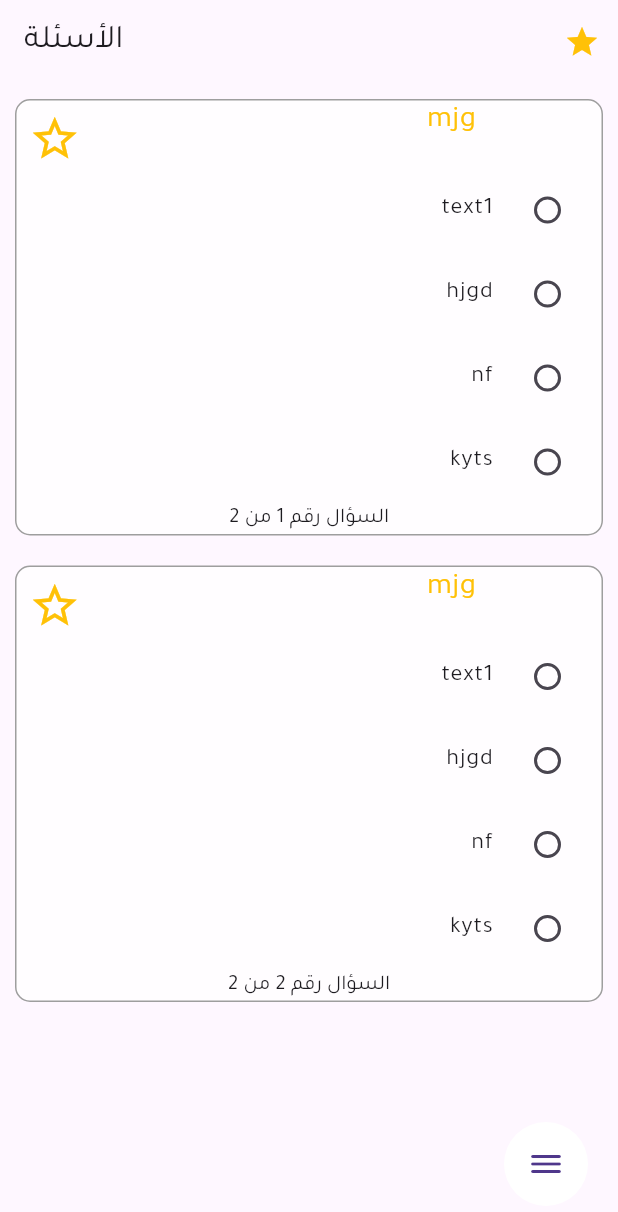
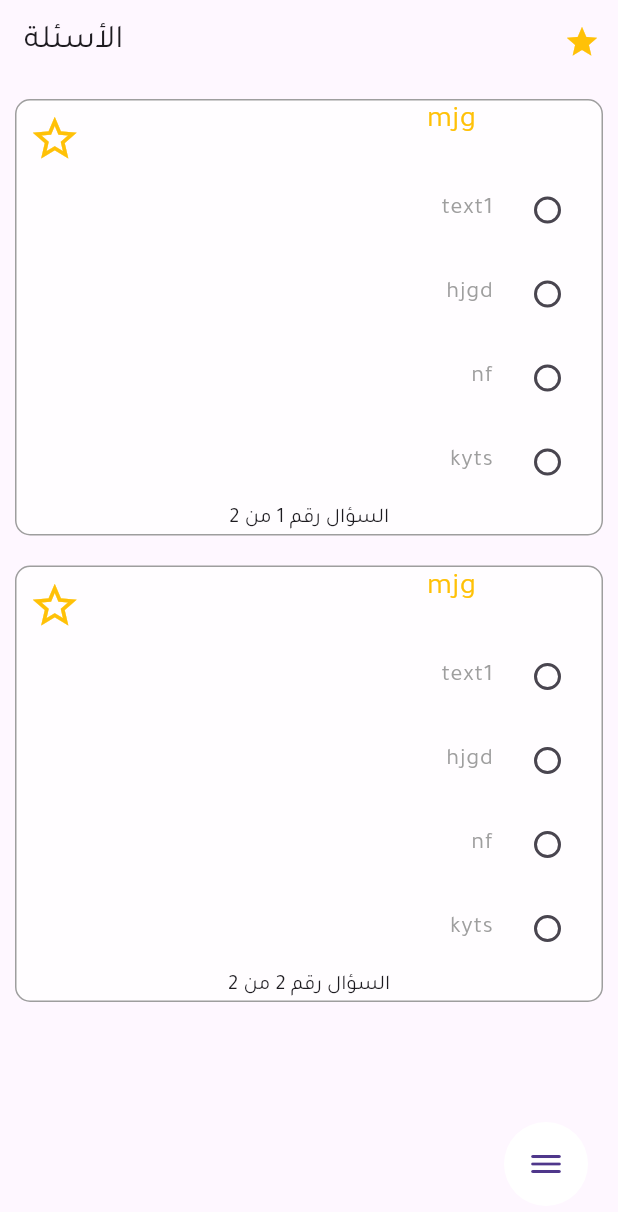
Before and after one commit to LinaHamdoun/un, a Flutter app: the screen it shows after launch, on a phone screen of 412 x 824 dp. Shown: the top 1212 px of the screen. Run offline on Flutter 3.47's test engine with Material 3 defaults, Android fonts, the phone set to English and light mode, and no system bars; drawn by our look-alikes of reactive_forms; our stand-ins replace flutter_screenutil, flutter_svg, font_awesome_flutter; missing offline and left inert: mobile_scanner.

Commit message:
commit change file

```diff
--- a/lib/Component/list_question_com.dart
+++ b/lib/Component/list_question_com.dart
@@ -4,13 +4,13 @@
 import 'package:untitled/Component/star.dart';
 import 'package:untitled/models/question_model.dart';
 
-List <String> answerUser = [
 
+
+List <QuestionModel> listQuestion = [
+  QuestionModel(txt1: 'text1', txt2: 'hjgd', txt3: 'nf', txt4: 'kyts', questionTxt: 'mjg', correctAnswer: 'kyts',
+      labelQuestion: 'question'),
+  QuestionModel(txt1: 'text1', txt2: 'hjgd', txt3: 'nf', txt4: 'kyts', questionTxt: 'mjg', correctAnswer: 'hjgd',
+      labelQuestion: 'questio'),
 ];
 
-List <QuestionModel> listQuestion = [
-  QuestionModel(txt1: 'text1', txt2: 'hjgd', txt3: 'nf', txt4: 'kyts', questionTxt: 'mjg', answerTxt: 'text1',
-      labelQuestion: 'question'),
-  QuestionModel(txt1: 'text1', txt2: 'hjgd', txt3: 'nf', txt4: 'kyts', questionTxt: 'mjg', answerTxt: 'text1',
-      labelQuestion: 'question'),
-];
+List<AnswerQuestion> listAnswerUser = [];
--- a/lib/Component/reactive_radio.dart
+++ b/lib/Component/reactive_radio.dart
@@ -1,3 +1,5 @@
+import 'dart:core';
+
 import 'package:flutter/material.dart';
 import 'package:reactive_forms/reactive_forms.dart';
 
@@ -6,8 +8,13 @@ import 'list_question_com.dart';
 
 class RadioFormExample extends StatefulWidget {
   final QuestionModel questionModel;
+  final bool showCorrectAnswers;
 
-  const RadioFormExample({super.key, required this.questionModel});
+  const RadioFormExample({
+    super.key,
+    required this.questionModel,
+    this.showCorrectAnswers = false,
+  });
 
   @override
   State<RadioFormExample> createState() => _RadioFormExampleState();
@@ -22,6 +29,15 @@ class _RadioFormExampleState extends State<RadioFormExample> {
     super.initState();
     form = buildForm();
 
+    if (widget.showCorrectAnswers) {
+      Future.delayed(Duration.zero, () {
+        form.control(widget.questionModel.labelQuestion).value =
+            widget.questionModel.correctAnswer;
+      });
+    }
+
+
+
     form.control(widget.questionModel.labelQuestion).valueChanges.listen((
       value,
     ) {
@@ -29,11 +45,14 @@ class _RadioFormExampleState extends State<RadioFormExample> {
         setState(() {
           _selectedValue = value;
         });
-        if (!answerUser.contains(value)) {
-          answerUser.add(value);
+        final AnswerQuestion answer = AnswerQuestion(
+          labelQuestion: widget.questionModel.labelQuestion,
+          answerUser: value,
+        );
+        listAnswerUser.add(answer);
+        for (var q in listAnswerUser) {
+          print(q.answerUser);
         }
-
-        print('$value');
       }
     });
   }
@@ -75,11 +94,30 @@ class _RadioFormExampleState extends State<RadioFormExample> {
   }
 
   Widget _buildRadioOption(String value) {
+    bool isCorrect =
+        widget.showCorrectAnswers &&
+        value == widget.questionModel.correctAnswer;
+    if (isCorrect)
+      {
+        form.control(widget.questionModel.labelQuestion).value = widget.questionModel.correctAnswer;
+
+
+      }
+
+
+
     return SizedBox(
       width: 200,
-      child: ReactiveRadioListTile<String>(
+      child: ReactiveRadioListTile<String>(activeColor:  isCorrect ? Colors.green : Colors.amber,
         formControlName: widget.questionModel.labelQuestion,
-        title: Text(value),
+
+        title: Text(
+          value,
+          style: TextStyle(
+            color: isCorrect ? Colors.green : Colors.grey,
+            fontWeight: isCorrect ? FontWeight.bold : FontWeight.normal,
+          ),
+        ),
         value: value,
       ),
     );
--- a/lib/Screens/content_list_question.dart
+++ b/lib/Screens/content_list_question.dart
@@ -5,7 +5,8 @@ import '../Component/reactive_radio.dart';
 import 'faivorate_questions.dart';
 
 class ContentListQuestion extends StatefulWidget {
-  const ContentListQuestion({super.key});
+  const ContentListQuestion({super.key,  this.showCorrectAnswers = false});
+  final bool showCorrectAnswers;
 
   @override
   State<ContentListQuestion> createState() => _ContentListQuestionState();
@@ -40,6 +41,9 @@ class _ContentListQuestionState extends State<ContentListQuestion> {
             index: index,
             numberItem: listQuestion.length,
             radioFormExample: RadioFormExample(
+              showCorrectAnswers :widget.showCorrectAnswers,
+
+
               questionModel: listQuestion[index],
             ),
             click: isFavorite,
--- a/lib/Screens/list_question.dart
+++ b/lib/Screens/list_question.dart
@@ -17,6 +17,7 @@ class Questions extends StatefulWidget {
 
 class _QuestionsState extends State<Questions> {
   bool isShow = false;
+  bool showCorrect = false;
 
   void toggleIcons() {
     setState(() {
@@ -83,10 +84,12 @@ class _QuestionsState extends State<Questions> {
   }
 
   void resetAll() {
-    answerUser.clear();
+    listAnswerUser.clear();
 
     setState(() {});
   }
+  Widget fun() => ContentListQuestion(showCorrectAnswers: showCorrect);
+
 
   @override
   Widget build(BuildContext context) {
@@ -100,7 +103,7 @@ class _QuestionsState extends State<Questions> {
       backgroundColor: Colors.teal,
       body: Stack(
         children: [
-          ContentListQuestion(key: ValueKey(answerUser.length)),
+          ContentListQuestion(key: ValueKey(listAnswerUser.length),showCorrectAnswers: showCorrect ),
 
           Align(
             alignment: Alignment.topCenter,
@@ -152,11 +155,14 @@ class _QuestionsState extends State<Questions> {
                   right: 0,
                   bottom: isShow ? gapY1 : 0,
                   heroTag: 'check',
-                  onPressed: () => debugPrint(' check pressed'),
+                  onPressed: () {
+                    setState(() {
+                      showCorrect = !showCorrect;
+                    });
+                  },
                   image: 'assets/Logo/checke_icon.svg',
                   isShow: isShow,
                 ),
-
                 AnimationIcon(
                   right: 0,
                   bottom: isShow ? gapY2 : 0,
--- a/lib/models/question_model.dart
+++ b/lib/models/question_model.dart
@@ -4,7 +4,7 @@ class QuestionModel {
   final String txt3;
   final String txt4;
   final String questionTxt;
-  final String answerTxt;
+  final String correctAnswer;
   final String labelQuestion ;
 
   QuestionModel({
@@ -14,7 +14,14 @@ class QuestionModel {
     required this.txt3,
     required this.txt4,
     required this.questionTxt,
-    required this.answerTxt,
+    required this.correctAnswer,
 
   });
 }
+class AnswerQuestion {
+  String labelQuestion ;
+   String answerUser ;
+  AnswerQuestion({required this.labelQuestion,required  this.answerUser,} );
+
+
+}
```
